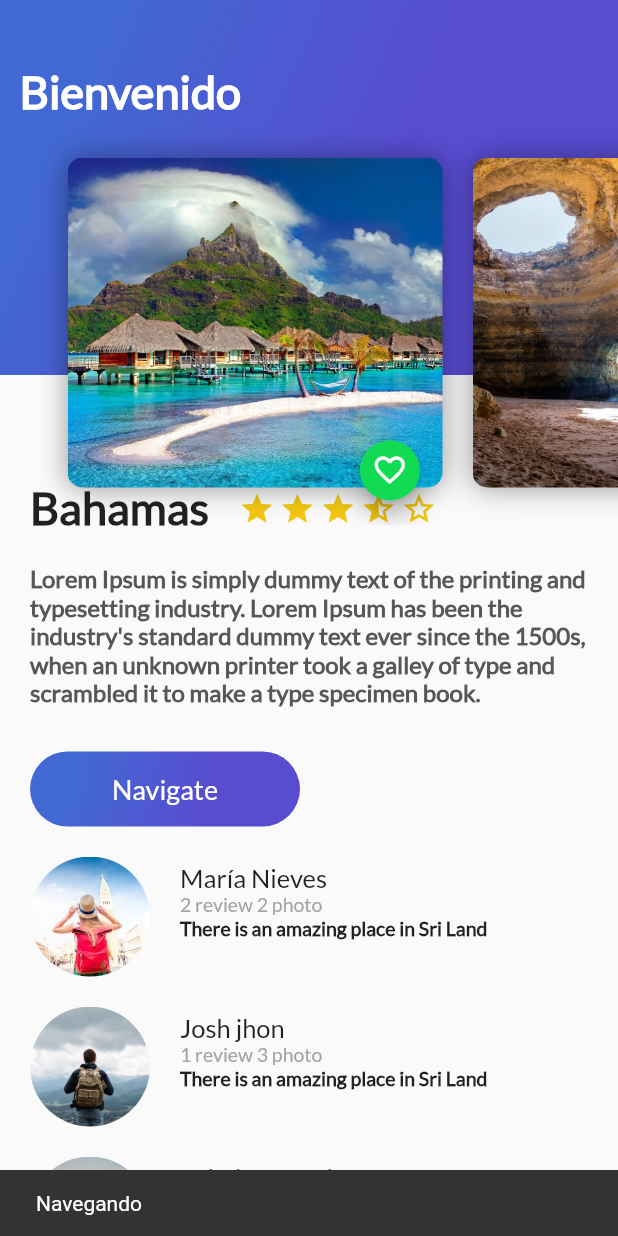
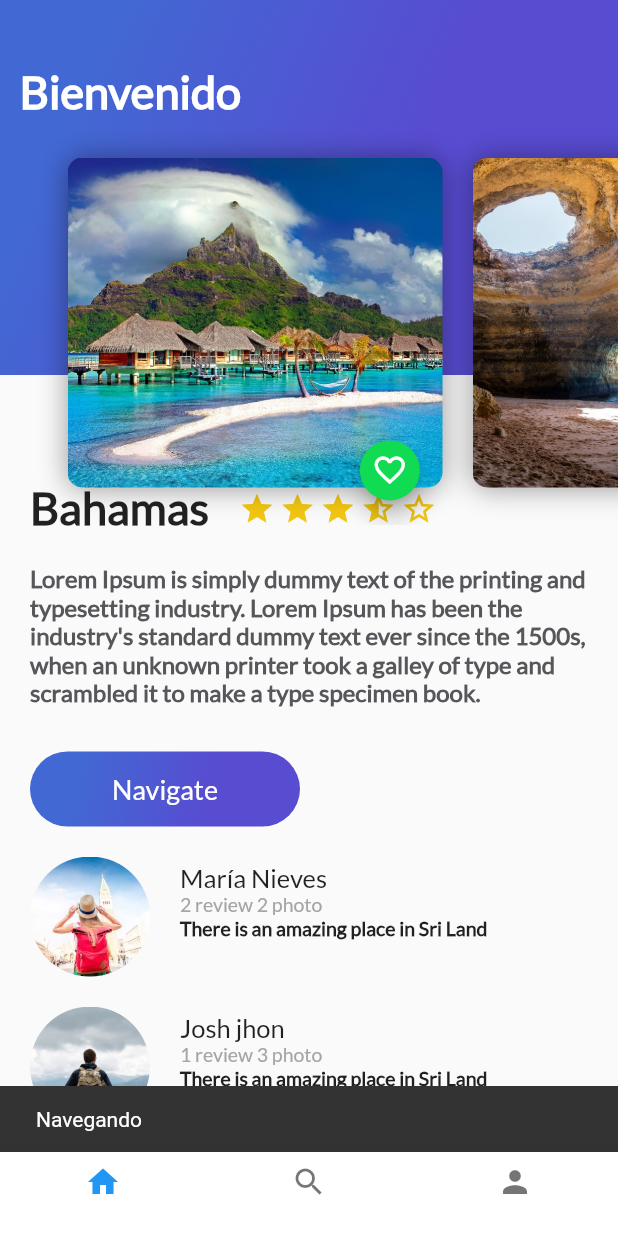
Before and after one commit to CriGacituaFlores/FlutterUIDesign, a Flutter app: the screen it shows after launch, after a tap on "Navigate", on a phone screen of 412 x 824 dp. Run offline on Flutter 3.47's test engine with Material 2 defaults, Android fonts, the phone set to English and light mode, and no system bars.

Commit message:
bottom navigation bar

```diff
--- a/lib/home_trip.dart
+++ b/lib/home_trip.dart
@@ -0,0 +1,26 @@
+import 'package:flutter/material.dart';
+import 'package:patatrip/description_place.dart';
+import 'package:patatrip/header_appbar.dart';
+import 'package:patatrip/review_list.dart';
+
+class HomeTrip extends StatelessWidget {
+
+  final descriptionDummy = "Lorem Ipsum is simply dummy text of the printing and typesetting industry. "
+      "Lorem Ipsum has been the industry's standard dummy text ever since the 1500s, "
+      "when an unknown printer took a galley of type and scrambled it to make a type specimen book.";
+
+  @override
+  Widget build(BuildContext context) {
+    return Stack(
+      children: <Widget>[
+        ListView(
+          children: <Widget>[
+            DescriptionPlace("Bahamas", 4, descriptionDummy),
+            ReviewList()
+          ],
+        ),
+        HeaderAppBar()
+      ]
+    );
+  }
+}
--- a/lib/main.dart
+++ b/lib/main.dart
@@ -1,4 +1,5 @@
 import 'package:flutter/material.dart';
+import 'package:patatrip/pata_trips.dart';
 import 'description_place.dart';
 import 'review_list.dart';
 import 'gradient_back.dart';
@@ -29,21 +30,7 @@ class MyApp extends StatelessWidget {
         // is not restarted.
         primarySwatch: Colors.blue,
       ),
-      home: Scaffold(
-        //body: new DescriptionPlace("Bahamas", 4, descriptionDummy),
-        //body: ReviewList(),
-        body: Stack(
-          children: <Widget>[
-            ListView(
-              children: <Widget>[
-                DescriptionPlace("Bahamas", 4, descriptionDummy),
-                ReviewList(),
-              ],
-            ),
-            HeaderAppBar(),
-          ],
-        )
-      )//MyHomePage(title: 'Flutter Demo Home Page'),
+      home: PataTrips()
     );
   }
 }
--- /dev/null
+++ b/lib/pata_trips.dart
@@ -0,0 +1,61 @@
+import 'package:flutter/material.dart';
+import 'home_trip.dart';
+import 'search.dart';
+import 'profile_trips.dart';
+
+class PataTrips extends StatefulWidget {
+
+  @override
+  State createState() {
+    return _PataTrips();
+  }
+}
+
+class _PataTrips extends State<PataTrips> {
+
+  int indexTap = 0;
+
+  final List<Widget> widgetsChildren = [
+    HomeTrip(),
+    Search(),
+    ProfileTrips(),
+  ];
+
+  void onTapTapped(int index) {
+    setState(() {
+      indexTap = index;
+    });
+  }
+
+  @override
+  Widget build(BuildContext context) {
+
+    return Scaffold(
+      body: widgetsChildren[indexTap],
+      bottomNavigationBar: Theme(
+        data: Theme.of(context).copyWith(
+          canvasColor: Colors.white,
+          primaryColor: Colors.purple
+        ),
+        child: BottomNavigationBar(
+            onTap: onTapTapped,
+            currentIndex: indexTap,
+            items: [
+              BottomNavigationBarItem(
+                icon: Icon(Icons.home),
+                title: Text("")
+              ),
+              BottomNavigationBarItem(
+                  icon: Icon(Icons.search),
+                  title: Text("")
+              ),
+              BottomNavigationBarItem(
+                  icon: Icon(Icons.person),
+                  title: Text("")
+              ),
+            ]
+        )
+      ),
+    );
+  }
+}
--- /dev/null
+++ b/lib/profile_trips.dart
@@ -0,0 +1,11 @@
+import 'package:flutter/material.dart';
+
+class ProfileTrips extends StatelessWidget {
+
+  @override
+  Widget build(BuildContext context) {
+    return Container(
+      color: Colors.indigo
+    );
+  }
+}
--- /dev/null
+++ b/lib/search.dart
@@ -0,0 +1,11 @@
+import 'package:flutter/material.dart';
+
+class Search extends StatelessWidget {
+
+  @override
+  Widget build(BuildContext context) {
+    return Container(
+      color: Colors.greenAccent,
+    );
+  }
+}
```
